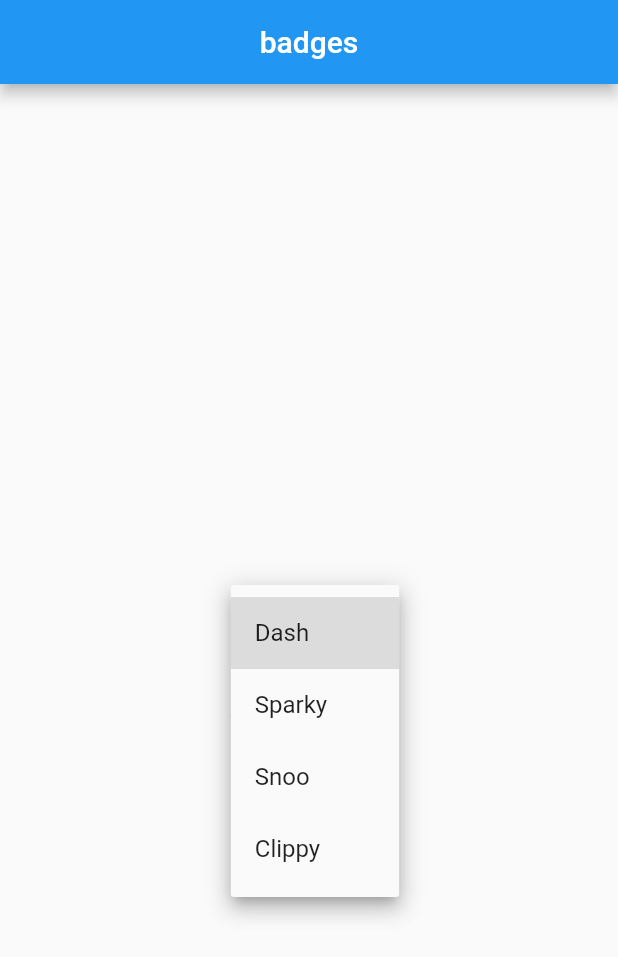
After one commit to nobushiueshi/flutter_widget_of_the_week, a Flutter app: the SamplePage119 screen opened directly, after a tap on "Dash", on a phone screen of 412 x 824 dp. The commit adds this screen. Shown: the top 957 px of the screen. Run offline on Flutter 3.47's test engine with Material 2 defaults, Android fonts, the phone set to English and light mode, and no system bars; our stand-ins replace animated_text_kit, badges, cached_network_image, connectivity_plus, device_info_plus, flutter_slidable and 7 more; accounts and stored records are empty.

Commit message:
#119 DropdownButtonを追加.

```diff
--- a/lib/presentation/pages/sample/sample110_page_data_list.dart
+++ b/lib/presentation/pages/sample/sample110_page_data_list.dart
@@ -8,8 +8,10 @@ import 'package:flutter_widget_of_the_week/presentation/pages/sample110/sample_p
 import 'package:flutter_widget_of_the_week/presentation/pages/sample110/sample_page_116.dart';
 import 'package:flutter_widget_of_the_week/presentation/pages/sample110/sample_page_117.dart';
 import 'package:flutter_widget_of_the_week/presentation/pages/sample110/sample_page_118.dart';
+import 'package:flutter_widget_of_the_week/presentation/pages/sample110/sample_page_119.dart';
 
 final sample110PageDataList = <SamplePageData>[
+  SamplePageData(name: '#119 DropdownButton', widget: const SamplePage119()),
   SamplePageData(name: '#118 badges', widget: const SamplePage118()),
   SamplePageData(name: '#117 Baseline', widget: const SamplePage117()),
   SamplePageData(name: '#116 get_it', widget: const SamplePage116()),
--- /dev/null
+++ b/lib/presentation/pages/sample110/sample_page_119.dart
@@ -0,0 +1,50 @@
+import 'package:flutter/material.dart';
+
+class SamplePage119 extends StatefulWidget {
+  const SamplePage119({
+    super.key,
+  });
+
+  @override
+  State<SamplePage119> createState() => _SamplePage119State();
+}
+
+class _SamplePage119State extends State<SamplePage119> {
+  int selectedVale = 0;
+
+  @override
+  Widget build(BuildContext context) {
+    return Scaffold(
+      appBar: AppBar(
+        title: const Text('badges'),
+        centerTitle: true,
+      ),
+      body: Center(
+        child: Column(
+          mainAxisSize: MainAxisSize.min,
+          children: [
+            DropdownButton<int>(
+              value: selectedVale,
+              items: const [
+                DropdownMenuItem(value: 0, child: Text('Dash')),
+                DropdownMenuItem(value: 1, child: Text('Sparky')),
+                DropdownMenuItem(value: 2, child: Text('Snoo')),
+                DropdownMenuItem(value: 3, child: Text('Clippy')),
+              ],
+              onChanged: (value) {
+                if (value == null) {
+                  return;
+                }
+                setState(() {
+                  selectedVale = value;
+                });
+              },
+            ),
+            const SizedBox(height: 20),
+            Text('selectedValue : $selectedVale'),
+          ],
+        ),
+      ),
+    );
+  }
+}
```
Also changed, not shown: 1 other file.
